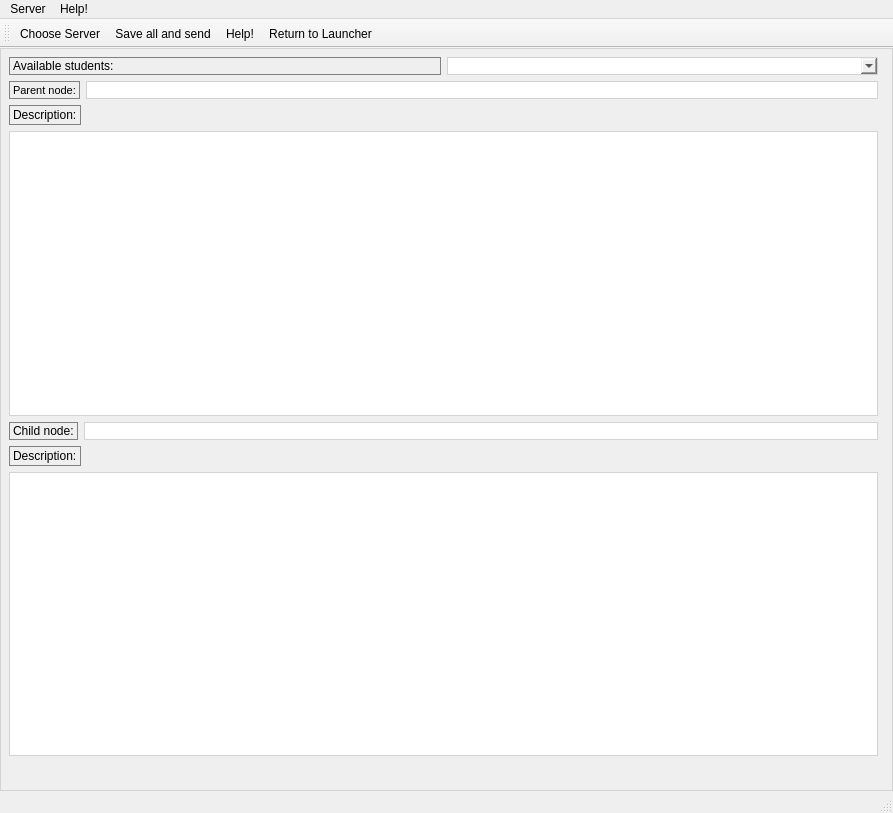
Old version of the form Sources/App/MentorClient/mentorclient.ui in the repository timattt/Cognitia-II.
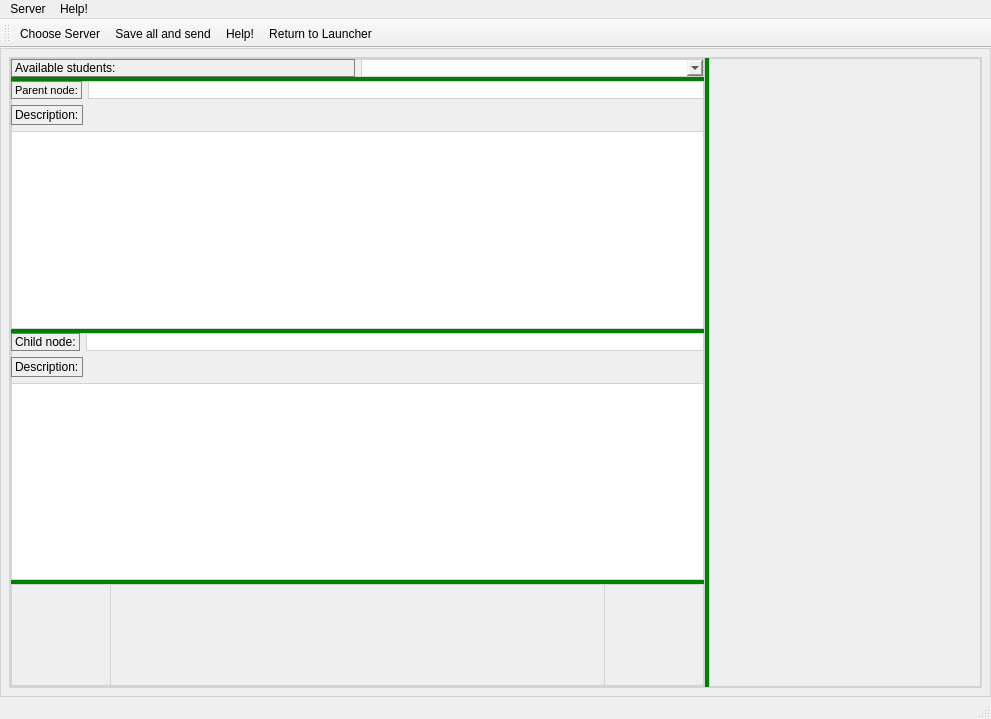
New version of the form. Custom widgets are drawn as their Qt base class.

Commit message: MentorClient | Feature | dragable widgets

```diff
--- a/Sources/App/MentorClient/mentorclient.ui
+++ b/Sources/App/MentorClient/mentorclient.ui
@@ -6,8 +6,8 @@
    <rect>
     <x>0</x>
     <y>0</y>
-    <width>893</width>
-    <height>813</height>
+    <width>991</width>
+    <height>719</height>
    </rect>
   </property>
   <property name="windowTitle">
@@ -24,12 +24,29 @@
 QPushButton {border: 1px solid gray}
 
 QPushButton:hover { border-radius:5px; background:lightgreen}
-QLabel:hover { border-radius:5px; background:lightgreen}</string>
+QLabel:hover { border-radius:5px; background:lightgreen}
+
+
+QSplitter::handle:horizontal {
+  background-color: green;
+}
+
+QSplitter::handle:vertical {
+    background-color: green;
+}
+</string>
    </property>
-   <layout class="QHBoxLayout" name="horizontalLayout_7">
+   <layout class="QVBoxLayout" name="verticalLayout_3">
     <item>
-     <layout class="QVBoxLayout" name="verticalLayout_2">
-      <item>
+     <widget class="QSplitter" name="splitter_2">
+      <property name="orientation">
+       <enum>Qt::Horizontal</enum>
+      </property>
+      <widget class="QSplitter" name="splitter">
+       <property name="orientation">
+        <enum>Qt::Vertical</enum>
+       </property>
+       <widget class="QWidget" name="studentsChooser" native="true">
        <layout class="QHBoxLayout" name="horizontalLayout">
         <item>
          <widget class="QLabel" name="studentChooserLabel">
@@ -42,7 +59,9 @@
          <widget class="QComboBox" name="studentChooser"/>
         </item>
        </layout>
-      </item>
+       </widget>
+       <widget class="QWidget" name="parentInfo" native="true">
+        <layout class="QVBoxLayout" name="verticalLayout_2">
       <item>
        <layout class="QHBoxLayout" name="horizontalLayout_2">
         <item>
@@ -97,6 +116,10 @@
         </property>
        </widget>
       </item>
+        </layout>
+       </widget>
+       <widget class="QWidget" name="childInfo" native="true">
+        <layout class="QVBoxLayout" name="verticalLayout">
       <item>
        <layout class="QHBoxLayout" name="horizontalLayout_3">
         <item>
@@ -146,14 +169,16 @@
         </property>
        </widget>
       </item>
-      <item>
+        </layout>
+       </widget>
+       <widget class="QWidget" name="skillsView" native="true">
        <layout class="QHBoxLayout" name="horizontalLayout_6">
         <item>
          <widget class="SkillsFlower" name="skillFlower" native="true">
           <property name="minimumSize">
            <size>
-            <width>0</width>
-            <height>0</height>
+             <width>100</width>
+             <height>100</height>
            </size>
           </property>
          </widget>
@@ -172,14 +197,27 @@
          </spacer>
         </item>
         <item alignment="Qt::AlignHCenter">
-         <widget class="SkillsMixerHolder" name="skillsMixerHolder" native="true"/>
-        </item>
-       </layout>
-      </item>
-     </layout>
-    </item>
-    <item>
-     <widget class="CourseUnitViewer" name="courseUnitViewer" native="true"/>
+          <widget class="SkillsMixerHolder" name="skillsMixerHolder" native="true">
+           <property name="minimumSize">
+            <size>
+             <width>100</width>
+             <height>100</height>
+            </size>
+           </property>
+          </widget>
+         </item>
+        </layout>
+       </widget>
+      </widget>
+      <widget class="CourseUnitViewer" name="courseUnitViewer" native="true">
+       <property name="minimumSize">
+        <size>
+         <width>100</width>
+         <height>464</height>
+        </size>
+       </property>
+      </widget>
+     </widget>
     </item>
    </layout>
   </widget>
@@ -188,7 +226,7 @@
     <rect>
      <x>0</x>
      <y>0</y>
-     <width>893</width>
+     <width>991</width>
      <height>21</height>
     </rect>
    </property>
```
Lines whose indentation alone changed are shown as unchanged.
